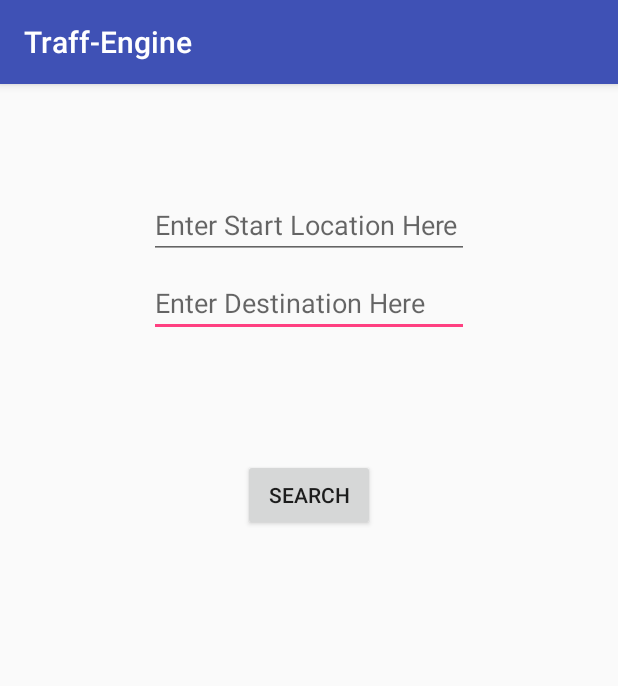
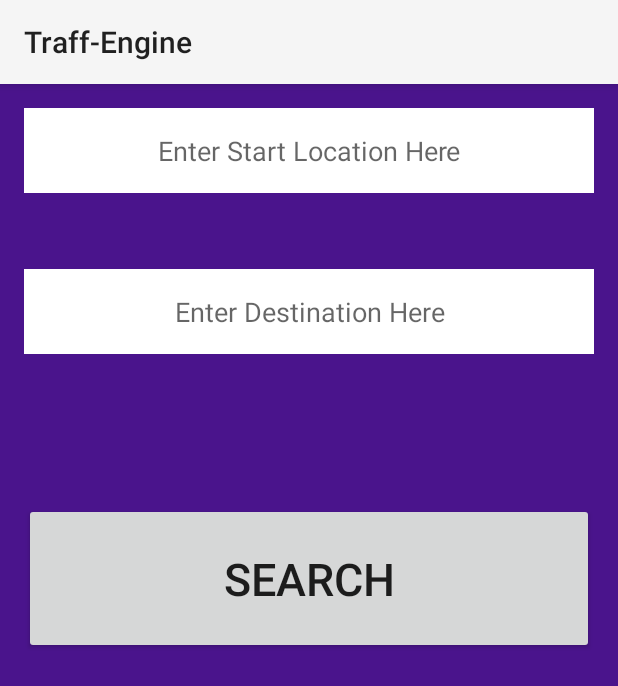
Before and after one commit to raymondklutse/Trafengine, an Android app: the SearchRoute screen opened directly, with no data from a screen before it, on a phone screen of 412 x 824 dp. Shown: the top 686 px of the screen. Run offline under Robolectric (Android 15) with nearby library versions, the phone set to English and light mode, and no system bars.

Commit message:
Traffengine

```diff
--- a/app/src/debug/res/values/google_maps_api.xml
+++ b/app/src/debug/res/values/google_maps_api.xml
@@ -16,6 +16,6 @@
     string in this file.
     -->
     <string name="google_maps_key" templateMergeStrategy="preserve" translatable="false">
-        YOUR_KEY_HERE
+      AIzaSyDRxPGjwN7D4_78womgfwi-9QAQayTjtI0
     </string>
 </resources>
--- a/app/src/main/AndroidManifest.xml
+++ b/app/src/main/AndroidManifest.xml
@@ -11,7 +11,7 @@
         android:icon="@mipmap/ic_launcher"
         android:label="@string/app_name"
         android:supportsRtl="true"
-        android:theme="@style/AppTheme">
+        android:theme="@style/CustomCastTheme">
         <activity android:name=".StartActivity">
             <intent-filter>
                 <action android:name="android.intent.action.MAIN" />
--- /dev/null
+++ b/app/src/main/res/drawable/traff_bg.xml
@@ -0,0 +1,4 @@
+<?xml version="1.0" encoding="utf-8"?>
+<selector xmlns:android="http://schemas.android.com/apk/res/android">
+
+</selector>
--- /dev/null
+++ b/app/src/main/res/drawable/traffenginebackground.xml
@@ -0,0 +1,10 @@
+<?xml version="1.0" encoding="utf-8"?>
+
+
+<shape xmlns:android="http://schemas.android.com/apk/res/android">
+
+
+<gradient android:startColor ="#4A148C"
+android:endColor ="#4A148C"
+    android:angle="45"/>
+    </shape>
--- a/app/src/main/res/layout/activity_search_route.xml
+++ b/app/src/main/res/layout/activity_search_route.xml
@@ -5,6 +5,7 @@
     android:layout_width="match_parent"
     android:layout_height="match_parent"
     android:paddingBottom="@dimen/activity_vertical_margin"
+    android:background="@drawable/traffenginebackground"
     android:paddingLeft="@dimen/activity_horizontal_margin"
     android:paddingRight="@dimen/activity_horizontal_margin"
     android:paddingTop="@dimen/activity_vertical_margin"
@@ -15,30 +16,48 @@
         android:layout_height="wrap_content"
         android:inputType="textPersonName"
         android:hint="Enter Destination Here"
+        android:textColor="@android:color/black"
+        android:background="@android:color/white"
+        android:gravity="center_horizontal"
         android:ems="10"
         android:id="@+id/destxt"
         android:layout_alignParentTop="true"
-        android:layout_centerHorizontal="true"
-        android:layout_marginTop="107dp" />
+        android:layout_marginTop="107dp"
+        android:layout_alignParentLeft="true"
+        android:layout_alignParentStart="true"
+        android:layout_alignParentRight="true"
+        android:layout_alignParentEnd="true"
+        android:padding="16dp"/>
 
     <EditText
         android:layout_width="wrap_content"
         android:layout_height="wrap_content"
         android:inputType="textPersonName"
         android:hint="Enter Start Location Here"
+        android:textColor="@android:color/black"
+        android:background="@android:color/white"
+        android:gravity="center_horizontal"
         android:ems="10"
         android:id="@+id/srctxt"
-        android:layout_alignBottom="@+id/destxt"
-        android:layout_alignLeft="@+id/destxt"
-        android:layout_alignStart="@+id/destxt"
-        android:layout_marginBottom="52dp" />
+        android:layout_alignParentTop="true"
+        android:layout_alignParentLeft="true"
+        android:layout_alignParentStart="true"
+        android:layout_alignParentRight="true"
+        android:layout_alignParentEnd="true"
+        android:padding="16dp"/>
 
     <Button
         android:text="Search"
         android:layout_width="wrap_content"
         android:layout_height="wrap_content"
         android:id="@+id/searchbttn"
-        android:layout_marginTop="81dp"
+        android:textAllCaps="true"
+        android:textSize="30dp"
         android:layout_below="@+id/destxt"
-        android:layout_centerHorizontal="true" />
+        android:layout_alignParentLeft="true"
+        android:layout_alignParentStart="true"
+        android:layout_marginTop="99dp"
+        android:layout_alignParentRight="true"
+        android:layout_alignParentEnd="true"
+        android:padding="30dp"/>
 </RelativeLayout>
--- a/app/src/main/res/values/styles.xml
+++ b/app/src/main/res/values/styles.xml
@@ -8,4 +8,5 @@
         <item name="colorAccent">@color/colorAccent</item>
     </style>
 
+
 </resources>
```
Also changed, not shown: app/src/main/res/layout/activity_homepage.xml (+24 -6 lines), app/src/main/res/layout/activity_start.xml (+11 -2 lines).
